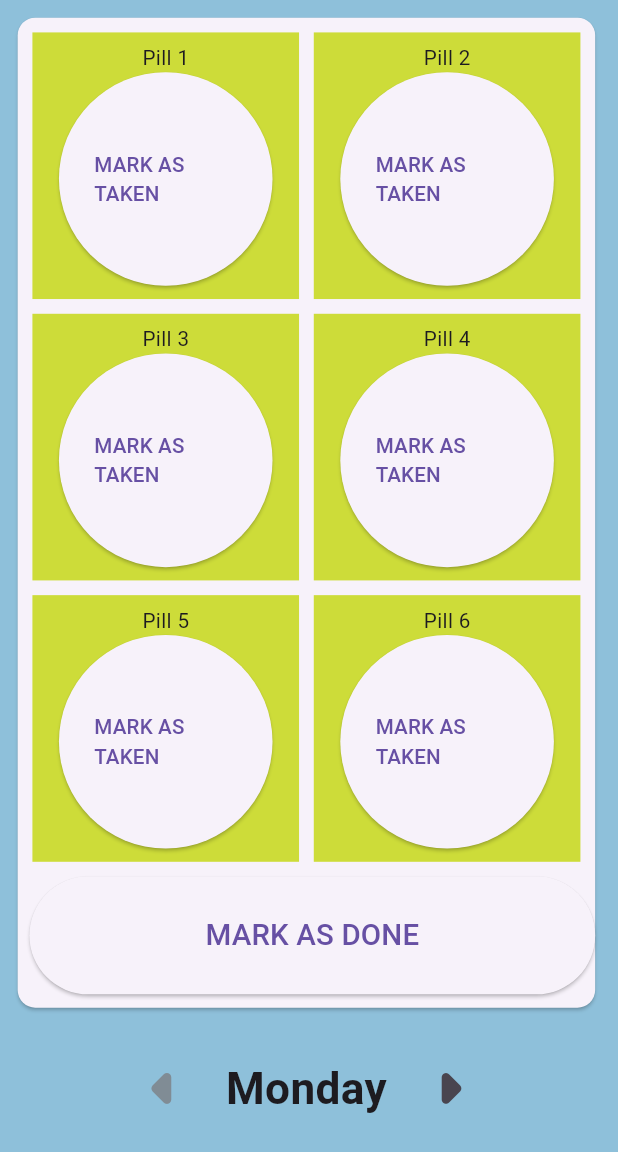
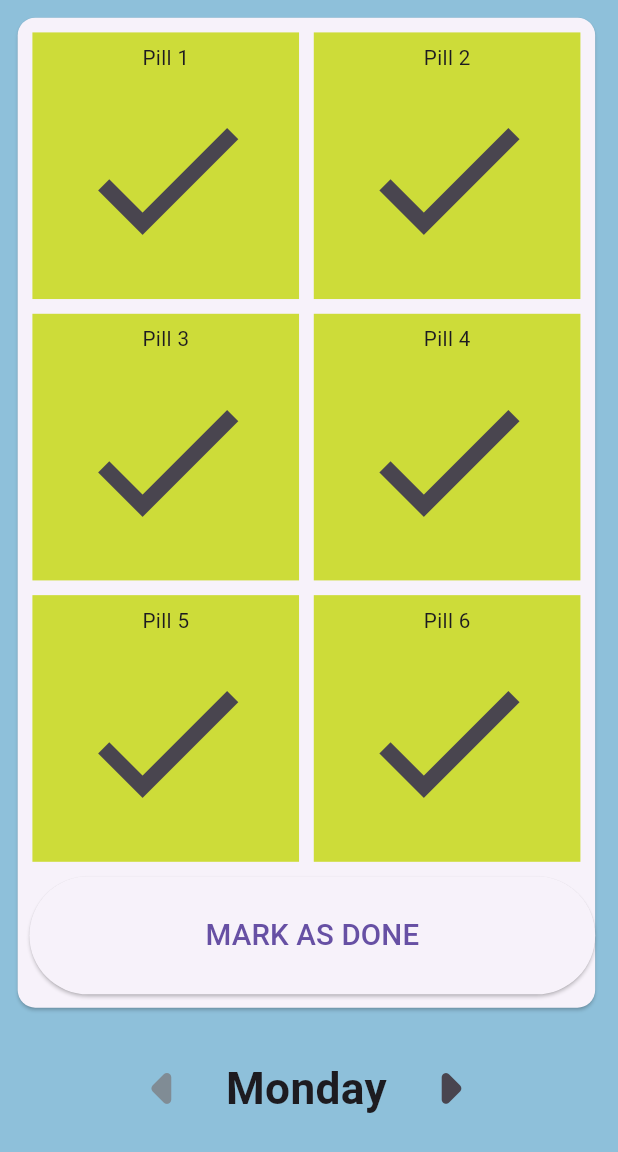
Before and after one commit to ClaireQi1684/MedMinder, a Flutter app: the screen it shows after launch, after a tap on "MARK AS TAKEN", on a phone screen of 412 x 824 dp, the part 84-1236 px from its top. Run offline on Flutter 3.47's test engine with Material 3 defaults, Android fonts, the phone set to English and light mode, and no system bars.

```diff
--- a/med_minder/lib/main.dart
+++ b/med_minder/lib/main.dart
@@ -22,6 +22,10 @@ class MedMinderState extends State<MedMinder> {
     "Saturday",
     "Sunday",
   ];
+
+  int checkCounter = 0;
+
+  final List<int> checkCounters = List.filled(6, 0);
 
   String get currentDay => days[currentIndex];
 
@@ -51,7 +55,7 @@ class MedMinderState extends State<MedMinder> {
           child: Column(
             mainAxisAlignment: MainAxisAlignment.center,
             children: [
-              // DAY ONE CARD
+              // DAY CARD
               Center(
                 child: Container(
                   height: 680,
@@ -68,16 +72,21 @@ class MedMinderState extends State<MedMinder> {
                           crossAxisSpacing: 10.0,
                           mainAxisSpacing: 10.0,
                           padding: const EdgeInsets.all(10.0),
-                          children: <Widget>[
-                            Container(
+                          children: List.generate(6, (index) {
+                            int pillNum = index + 1;
+                            return Container(
                               padding: const EdgeInsets.all(7.0),
                               color: Colors.lime,
                               child: Column(
                                 children: [
-                                  Center(child: Text("Pill 1")),
+                                  Center(child: Text("Pill $pillNum")),
                                   Center(
-                                    child: ElevatedButton(
+                                    child: checkCounter % 2 == 0
+                                        ? ElevatedButton(
                                             onPressed: () {
+                                              setState(() {
+                                                checkCounter++;
+                                              });
                                               print("pill one completed");
                                             },
                                             style: ElevatedButton.styleFrom(
@@ -86,129 +95,26 @@ class MedMinderState extends State<MedMinder> {
                                             child: Center(
                                               child: Text("MARK AS TAKEN"),
                                             ),
-                                    ),
-                                  ),
-                                ],
-                              ),
-                            ),
-                            Container(
-                              padding: const EdgeInsets.all(7.0),
-                              color: Colors.lime,
-                              child: Column(
-                                children: [
-                                  Center(child: Text("Pill 2")),
-                                  Center(
-                                    child: ElevatedButton(
+                                          )
+                                        : IconButton(
                                             onPressed: () {
+                                              setState(() {
+                                                checkCounter++;
+                                              });
                                               print("pill one completed");
                                             },
-                                      style: ElevatedButton.styleFrom(
+                                            icon: Icon(Icons.check),
+                                            iconSize: 130,
+                                            style: IconButton.styleFrom(
                                               fixedSize: const Size(145, 145),
-                                      ),
-                                      child: Center(
-                                        child: Text("MARK AS TAKEN"),
                                             ),
                                           ),
                                   ),
                                 ],
                               ),
+                            );
+                          }),
                         ),
-                            Container(
-                              padding: const EdgeInsets.all(7.0),
-                              color: Colors.lime,
-                              child: Column(
-                                children: [
-                                  Center(child: Text("Pill 3")),
-                                  Center(
-                                    child: ElevatedButton(
-                                      onPressed: () {
-                                        print("pill one completed");
-                                      },
-                                      style: ElevatedButton.styleFrom(
-                                        fixedSize: const Size(145, 145),
-                                      ),
-                                      child: Center(
-                                        child: Text("MARK AS TAKEN"),
-                                      ),
-                                    ),
-                                  ),
-                                ],
-                              ),
-                            ),
-                            Container(
-                              padding: const EdgeInsets.all(7.0),
-                              color: Colors.lime,
-                              child: Column(
-                                children: [
-                                  Center(child: Text("Pill 4")),
-                                  Center(
-                                    child: ElevatedButton(
-                                      onPressed: () {
-                                        print("pill one completed");
-                                      },
-                                      style: ElevatedButton.styleFrom(
-                                        fixedSize: const Size(145, 145),
-                                      ),
-                                      child: Center(
-                                        child: Text("MARK AS TAKEN"),
-                                      ),
-                                    ),
-                                  ),
-                                ],
-                              ),
-                            ),
-                            Container(
-                              padding: const EdgeInsets.all(7.0),
-                              color: Colors.lime,
-                              child: Column(
-                                children: [
-                                  Center(child: Text("Pill 5")),
-                                  Center(
-                                    child: ElevatedButton(
-                                      onPressed: () {
-                                        print("pill one completed");
-                                      },
-                                      style: ElevatedButton.styleFrom(
-                                        fixedSize: const Size(145, 145),
-                                      ),
-                                      child: Center(
-                                        child: Text("MARK AS TAKEN"),
-                                      ),
-                                    ),
-                                  ),
-                                ],
-                              ),
-                            ),
-                            Container(
-                              padding: const EdgeInsets.all(7.0),
-                              color: Colors.lime,
-                              child: Column(
-                                children: [
-                                  Center(child: Text("Pill 6")),
-                                  Center(
-                                    child: ElevatedButton(
-                                      onPressed: () {
-                                        print("pill one completed");
-                                      },
-                                      style: ElevatedButton.styleFrom(
-                                        fixedSize: const Size(145, 145),
-                                      ),
-                                      child: Center(
-                                        child: Text("MARK AS TAKEN"),
-                                      ),
-                                    ),
-                                  ),
-                                ],
-                              ),
-                            ),
-                          ],
-                        ),
-                        // Image.asset(
-                        //   "assets/Sunhyuk.png",
-                        //   fit: BoxFit.cover,
-                        //   height: 350,
-                        //   width: double.infinity,
-                        // ),
                         Container(
                           padding: EdgeInsets.only(
                             // top: 8.0,
```
Lines whose indentation alone changed are shown as unchanged.
